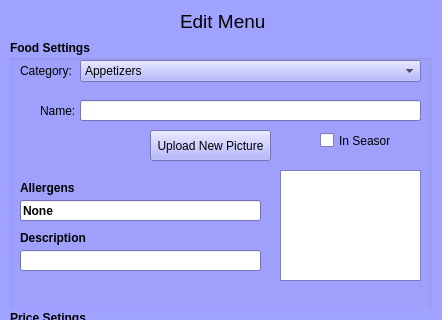
Qt form editmenu.ui (DirgeForge/tripping-octo-boo) before a commit; both pictures show x 0 to 442 and y 0 to 320 of the 442 by 473 pixel window.
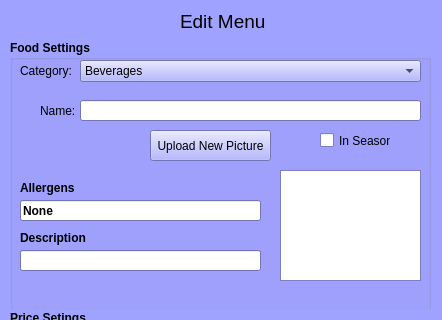
The same form after that commit.

Commit message:
Sort into categories
Menu now sorts into tabs based on category

Diff of the .ui file:
```diff
--- a/editmenu.ui
+++ b/editmenu.ui
@@ -505,6 +505,11 @@
       <height>22</height>
      </rect>
     </property>
+    <item>
+     <property name="text">
+      <string>Beverages</string>
+     </property>
+    </item>
     <item>
      <property name="text">
       <string>Appetizers</string>
```
Left out of the diff: 5 changed lines with no effect on the pictures. The commit also changes 1 other file.
